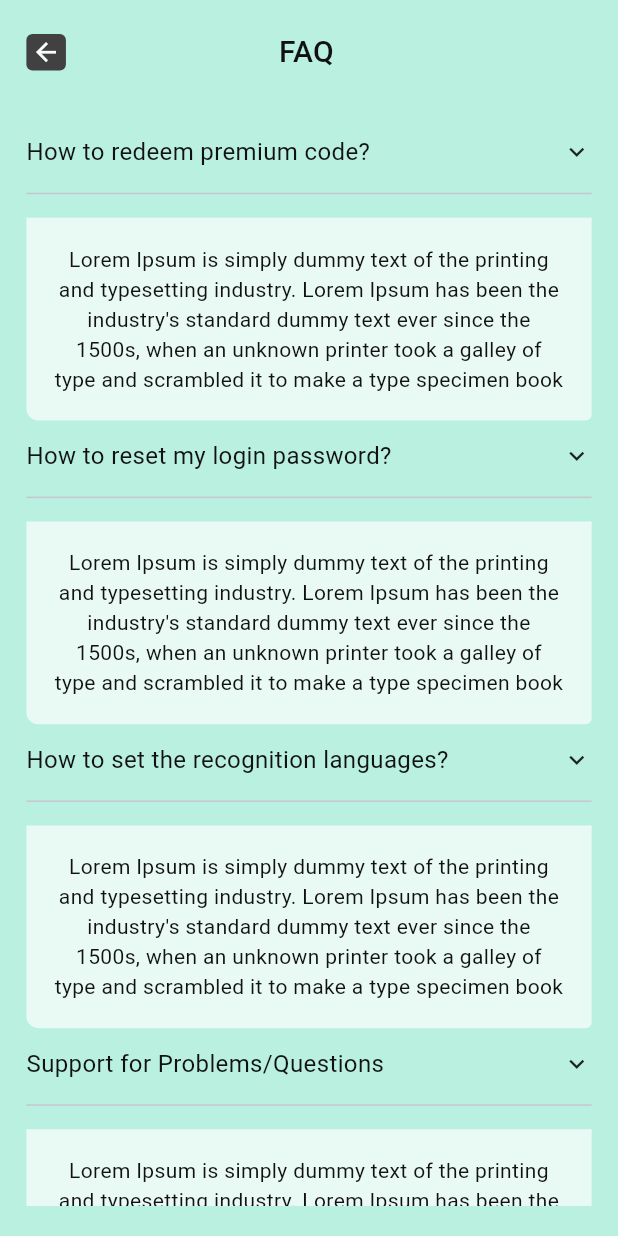
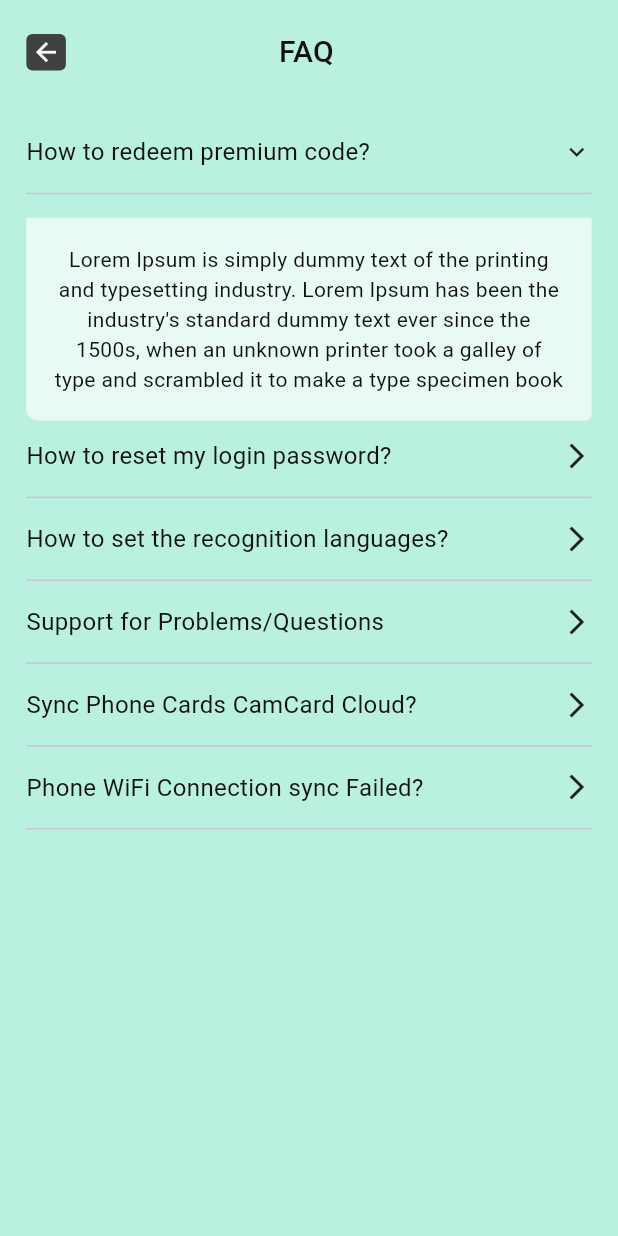
Before and after one commit to bdCalling-Sdt-hub/card_scanner, a Flutter app: the FAQScreen screen opened directly, after a tap on the "arrow forward ios" icon, on a phone screen of 412 x 824 dp. Run offline on Flutter 3.47's test engine with Material 3 defaults, Android fonts, the phone set to English and light mode, and no system bars; our stand-ins replace flutter_advanced_switch, flutter_screenutil, flutter_svg, get, google_fonts, image_picker and 4 more; missing offline and left inert: qr_code_scanner; accounts and stored records are empty.

```diff
--- a/lib/views/screens/FAQ/faq_screen.dart
+++ b/lib/views/screens/FAQ/faq_screen.dart
@@ -19,6 +19,7 @@ class FAQScreen extends StatelessWidget {
     AppStrings.phoneWiFiConnectionSyncFailed,
   ];
   RxBool isTapped = false.obs;
+  int selectedIndex = -1;
 
   @override
   Widget build(BuildContext context) {
@@ -64,9 +65,10 @@ class FAQScreen extends StatelessWidget {
                             InkWell(
                               onTap: (){
                                 isTapped.value = !isTapped.value;
+                                selectedIndex = index;
                               },
                               child: Icon(
-                                isTapped.value? Icons.keyboard_arrow_down : Icons.arrow_forward_ios ,
+                                isTapped.value && index == selectedIndex? Icons.keyboard_arrow_down : Icons.arrow_forward_ios ,
                                 size: 20,
                               ),
                             )
@@ -75,7 +77,7 @@ class FAQScreen extends StatelessWidget {
                         SizedBox(height: 8.h,),
                         Divider(),
                         SizedBox(height: 8.h,),
-                        if(isTapped.value)
+                        if(isTapped.value && index == selectedIndex)
                           Container(
                             margin: EdgeInsets.only(bottom: 12.h),
                             padding: EdgeInsets.all(16.w),
@@ -86,7 +88,6 @@ class FAQScreen extends StatelessWidget {
                             child: CustomText(
                               maxLines: 10,
                               text: "Lorem Ipsum is simply dummy text of the printing and typesetting industry. Lorem Ipsum has been the industry's standard dummy text ever since the 1500s, when an unknown printer took a galley of type and scrambled it to make a type specimen book",),)
-
                       ],
                     );
                   }),
```
